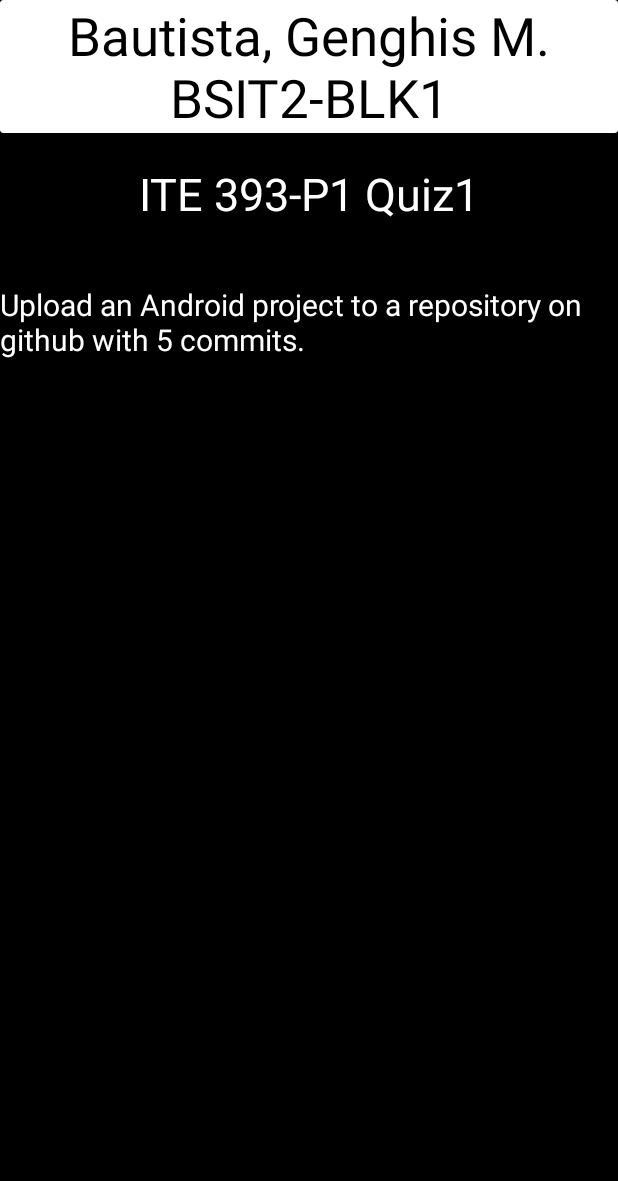
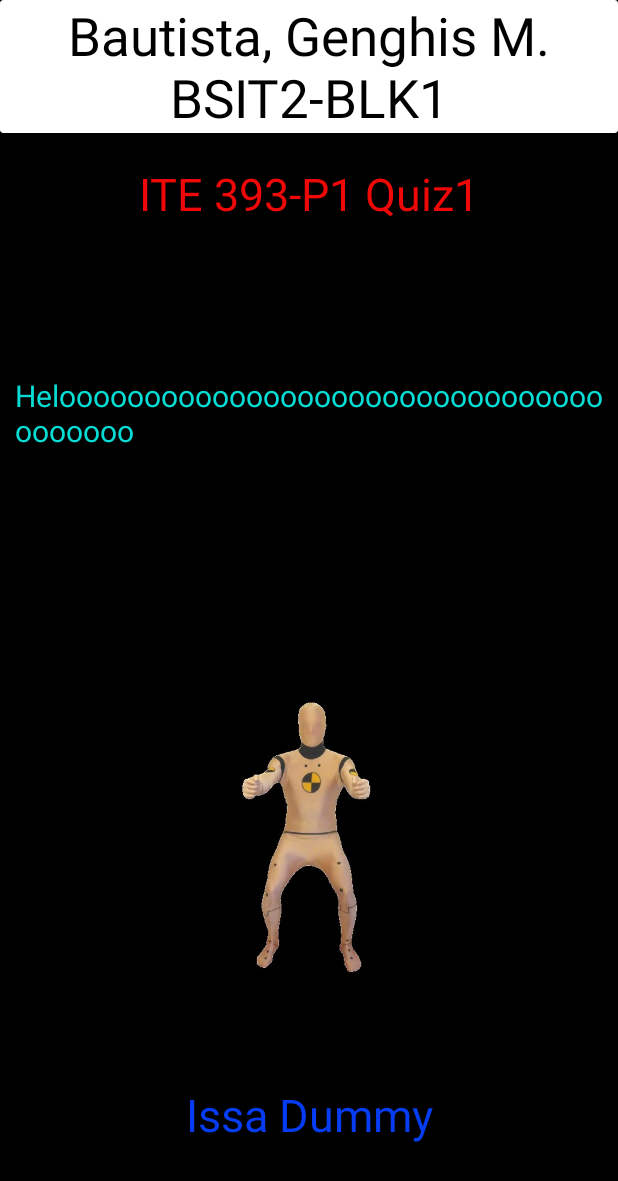
Before and after one commit to bautista-genghis-m/Genghis-block1-activity1, an Android app: the screen it shows after launch (MainActivity), on a phone screen of 412 x 824 dp. Shown: the top 1181 px of the screen. Run offline under Robolectric (Android 15) with nearby library versions, the phone set to English and light mode, and no system bars.

Commit message:
fifth commit - fifth and the final commit of the same xml file, i changed some text elements in string, changed colors, added margins, added an image.

```diff
--- a/app/src/main/res/layout/activity_main.xml
+++ b/app/src/main/res/layout/activity_main.xml
@@ -42,14 +42,14 @@
         android:id="@+id/subject"
         android:layout_width="match_parent"
         android:layout_height="wrap_content"
-        app:layout_constraintTop_toBottomOf="@+id/space1"
+        android:text="ITE 393-P1 Quiz1"
+        android:textAlignment="center"
+        android:textColor="#EF0808"
+        android:textSize="30dp"
+        app:layout_constraintBottom_toTopOf="@id/space2"
+        app:layout_constraintEnd_toEndOf="parent"
         app:layout_constraintStart_toStartOf="parent"
-        app:layout_constraintEnd_toEndOf="parent"
-        app:layout_constraintBottom_toTopOf="@id/space2"
-        android:textSize="30dp"
-        android:textAlignment="center"
-        android:textColor="@color/white"
-        android:text="ITE 393-P1 Quiz1"/>
+        app:layout_constraintTop_toBottomOf="@+id/space1" />
 
     <View
         android:id="@+id/space2"
@@ -64,12 +64,48 @@
         android:id="@+id/instruction"
         android:layout_width="match_parent"
         android:layout_height="wrap_content"
+        android:layout_marginStart="10dp"
+        android:layout_marginEnd="10dp"
+        android:text="@string/instruction"
+        android:textColor="#06DCD4"
         android:textSize="20dp"
-        android:textColor="@color/white"
-        android:text="@string/instruction"
+        app:layout_constraintEnd_toEndOf="parent"
+        app:layout_constraintStart_toStartOf="parent"
         app:layout_constraintTop_toBottomOf="@+id/space2"
+        app:layout_constraintBottom_toTopOf="@id/space3"/>
+
+    <View
+        android:id="@+id/space3"
+        android:layout_width="match_parent"
+        android:layout_height="40dp"
+        app:layout_constraintBottom_toTopOf="@id/image1"
+        app:layout_constraintEnd_toEndOf="parent"
+        app:layout_constraintHorizontal_bias="1.0"
         app:layout_constraintStart_toStartOf="parent"
-        app:layout_constraintEnd_toEndOf="parent"/>
+        app:layout_constraintTop_toBottomOf="@+id/instruction" />
+
+    <ImageView
+        android:id="@+id/image1"
+        android:layout_width="200dp"
+        android:layout_height="200dp"
+        android:src="@drawable/img"
+        app:layout_constraintTop_toBottomOf="@+id/space3"
+        app:layout_constraintStart_toStartOf="parent"
+        app:layout_constraintEnd_toEndOf="parent"
+        app:layout_constraintBottom_toTopOf="@+id/dummytext"/>
+
+    <TextView
+        android:id="@+id/dummytext"
+        android:layout_width="match_parent"
+        android:layout_height="wrap_content"
+        android:text="Issa Dummy"
+        android:textColor="#063CF4"
+        android:textAlignment="center"
+        android:textSize="30sp"
+        app:layout_constraintTop_toBottomOf="@+id/image1"
+        app:layout_constraintStart_toStartOf="parent"
+        app:layout_constraintEnd_toEndOf="parent"
+        app:layout_constraintBottom_toBottomOf="parent"/>
 
 
 
--- a/app/src/main/res/values/strings.xml
+++ b/app/src/main/res/values/strings.xml
@@ -1,5 +1,5 @@
 <resources>
     <string name="app_name">Genghis-Block1-Quiz</string>
     <string name="name">Bautista, Genghis M. BSIT2-BLK1</string>
-    <string name="instruction">Upload an Android project to a repository on github with 5 commits.</string>
+    <string name="instruction">Helooooooooooooooooooooooooooooooooooooooo</string>
 </resources>
```
Also changed, not shown: app/src/main/res/drawable/img.png (added), app/src/main/res/drawable/img_1.png (added).
